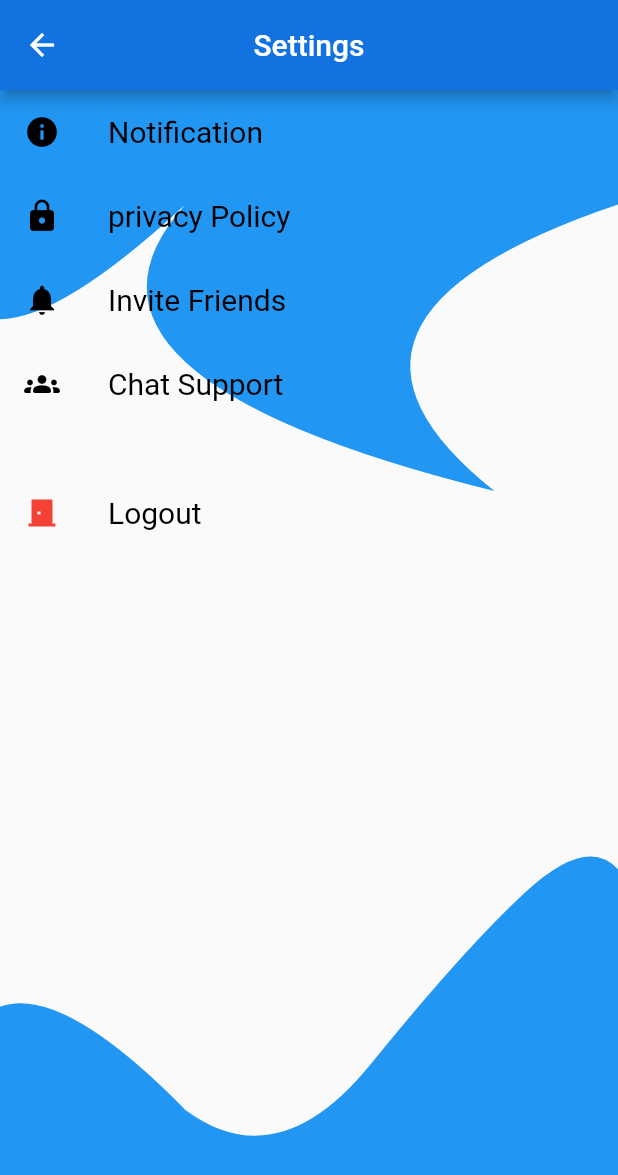
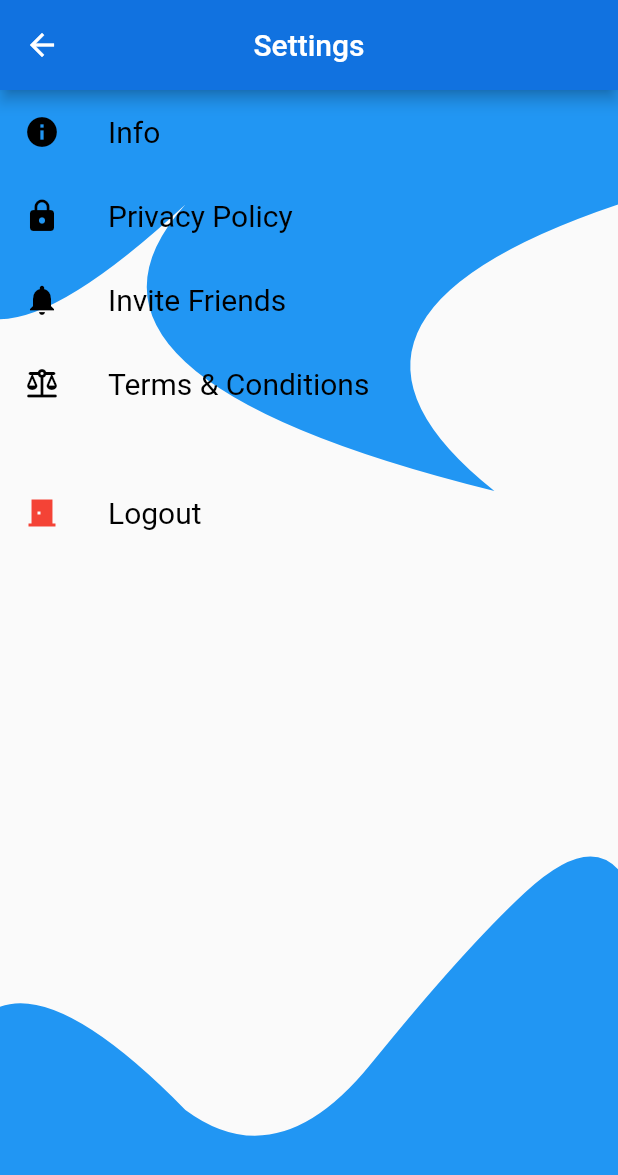
Before and after one commit to boneyjohns/Samayam-watch-e-commerce-app, a Flutter app: the screen it shows once a user with an empty profile is signed in, item 4 of the bottom bar chosen, after a tap on the "settings" icon, on a phone screen of 412 x 824 dp. Shown: the top 1175 px of the screen. Run offline on Flutter 3.47's test engine with Material 2 defaults, Android fonts, the phone set to English and light mode, and no system bars; our stand-ins replace cloud_firestore, firebase_auth, firebase_core, firebase_storage, get, google_fonts and 3 more; missing offline and left inert: razorpay_flutter, searchbar_animation; accounts and stored records are empty; network calls fail; Roboto replaces fonts that are missing (Amita).

```diff
--- a/lib/views/navigation_screen/navigationpage.dart
+++ b/lib/views/navigation_screen/navigationpage.dart
@@ -6,7 +6,7 @@ import 'package:samayam/controller/bottomnavcontroller.dart';
 import 'package:samayam/views/cart_screen/cartscreen.dart';
 import 'package:samayam/views/favorites_screen/favoritescreen.dart';
 import 'package:samayam/views/home_screen/home_screen.dart';
-import 'package:samayam/views/notification_screen/notification_screen.dart';
+import 'package:samayam/views/notification_screen/orderscreen.dart';
 import 'package:samayam/views/profile_screen/profilescreen.dart';
 import 'package:samayam/views/splash_screen/widget/splash_paint.dart';
 
--- a/lib/views/notification_screen/notification_screen.dart
+++ /dev/null
@@ -1,36 +0,0 @@
-import 'package:flutter/material.dart';
-import 'package:get/get.dart';
-import 'package:samayam/views/navigation_screen/widget/myappbar.dart';
-import 'package:samayam/views/notification_screen/widget/notificationlist.dart';
-import 'package:samayam/views/settings/settings.dart';
-
-class NotificationScreen extends StatelessWidget {
-  const NotificationScreen({super.key});
-
-  @override
-  Widget build(BuildContext context) {
-    return Column(
-      children: [
-        Myappbar(
-          appbartrailing: IconButton(
-              onPressed: () {
-                Get.to(() => const Settingspage(),
-                    transition: Transition.circularReveal,
-                    duration: const Duration(seconds: 2));
-              },
-              icon: const Icon(Icons.settings)),
-          title: const Text('Notification'),
-        ),
-        Expanded(
-            child: ListView(
-          children: const [
-            Padding(
-              padding: EdgeInsets.all(8.0),
-              child: Notificationlist(),
-            )
-          ],
-        ))
-      ],
-    );
-  }
-}
--- /dev/null
+++ b/lib/views/notification_screen/orderscreen.dart
@@ -0,0 +1,58 @@
+import 'package:cloud_firestore/cloud_firestore.dart';
+import 'package:flutter/material.dart';
+import 'package:get/get.dart';
+import 'package:samayam/const/const.dart';
+import 'package:samayam/functions/editprofile.dart';
+import 'package:samayam/views/navigation_screen/widget/myappbar.dart';
+import 'package:samayam/views/notification_screen/widget/orderlist.dart';
+import 'package:samayam/views/settings/settings.dart';
+
+class NotificationScreen extends StatelessWidget {
+  const NotificationScreen({super.key});
+
+  @override
+  Widget build(BuildContext context) {
+    return Column(children: [
+      Myappbar(
+        appbartrailing: IconButton(
+            onPressed: () {
+              Get.to(() => const Settingspage(),
+                  transition: Transition.circularReveal,
+                  duration: const Duration(seconds: 2));
+            },
+            icon: const Icon(Icons.settings)),
+        title: const Text('Order History'),
+      ),
+      Expanded(
+          child: StreamBuilder<QuerySnapshot>(
+              stream: FirebaseFirestore.instance
+                  .collection('users')
+                  .doc(currentemail)
+                  .collection('order')
+                  .snapshots(),
+              builder: (context, snapshot) {
+                if (snapshot.hasData) {
+                  final orderList = snapshot.data!;
+
+                  return ListView.separated(
+                    shrinkWrap: true,
+                    itemCount: snapshot.data!.docs.length,
+                    separatorBuilder: (context, index) => kheight20,
+                    itemBuilder: (context, index) {
+                      QueryDocumentSnapshot documentSnapshot =
+                          snapshot.data!.docs[index];
+                      return Orderlist(documentSnapshot: documentSnapshot);
+                    },
+                  );
+                } else {
+                  return const Align(
+                    alignment: FractionalOffset.center,
+                    child: CircularProgressIndicator(
+                      color: Colors.white,
+                    ),
+                  );
+                }
+              }))
+    ]);
+  }
+}
--- a/lib/views/notification_screen/widget/notificationlist.dart
+++ /dev/null
@@ -1,34 +0,0 @@
-import 'package:flutter/material.dart';
-import 'package:samayam/const/colours.dart';
-import 'package:samayam/const/const.dart';
-import 'package:samayam/const/textstyle.dart';
-
-class Notificationlist extends StatelessWidget {
-  const Notificationlist({
-    Key? key,
-  }) : super(key: key);
-
-  @override
-  Widget build(BuildContext context) {
-    return Container(
-      decoration: BoxDecoration(
-          borderRadius: BorderRadius.circular(30), color: kctransperant),
-      height: 50,
-      child: Row(
-        mainAxisAlignment: MainAxisAlignment.spaceEvenly,
-        children: [
-          const CircleAvatar(
-            backgroundImage: NetworkImage(
-                'https://encrypted-tbn0.gstatic.com/shopping?q=tbn:ANd9GcRlDRNGOzAquM1q0TTur-4wz_la8lExS6-BiSJJAvbMk2xIeC4_QSSm_DpPq0OMG4sI2BXG0-JaR85XDgfjaA3ZXL-dZRNTI0sS7fpaIZjhNpf9fhH7PuFBsA'),
-          ),
-          kwidth20,
-          Text(
-            'Your order is out for delivery',
-            style: knotificationstyle,
-          ),
-          kwidth20
-        ],
-      ),
-    );
-  }
-}
--- a/lib/views/settings/settings.dart
+++ b/lib/views/settings/settings.dart
@@ -26,27 +26,40 @@ class Settingspage extends StatelessWidget {
           const Mysplashpaint(),
           Column(
             children: [
-              const Settinglisttile(
-                  icon: Icon(
-                    Icons.info,
-                    color: kblack,
-                  ),
-                  title: 'Notification'),
+              GestureDetector(
+                onTap: () {
+                  Get.defaultDialog(
+                      title: 'SAMAYAM',
+                      middleText:
+                          ' This app is developed and designed by BONEY JOHNS',
+                      confirm: TextButton(
+                          onPressed: () {
+                            Get.back();
+                          },
+                          child: const Text('Ok')));
+                },
+                child: const Settinglisttile(
+                    icon: Icon(
+                      Icons.info,
+                      color: kblack,
+                    ),
+                    title: 'Info'),
+              ),
               const Settinglisttile(
                   icon: Icon(
                     Icons.lock,
                     color: kblack,
                   ),
-                  title: 'privacy Policy'),
+                  title: 'Privacy Policy'),
               const Settinglisttile(
                   icon: Icon(Icons.notifications, color: kblack),
                   title: 'Invite Friends'),
               const Settinglisttile(
                   icon: Icon(
-                    Icons.groups_rounded,
+                    Icons.balance_rounded,
                     color: kblack,
                   ),
-                  title: 'Chat Support'),
+                  title: 'Terms & Conditions'),
               kheight30,
               GestureDetector(
                   onTap: () {
```
Also changed, not shown: lib/controller/paymentcontroller.dart (+6 -2 lines), lib/functions/signup_funstion.dart (+16 -0 lines), lib/views/cart_screen/widget/checkoutbox.dart (+10 -19 lines), lib/views/notification_screen/widget/orderlist.dart (added, +46 -0 lines).
